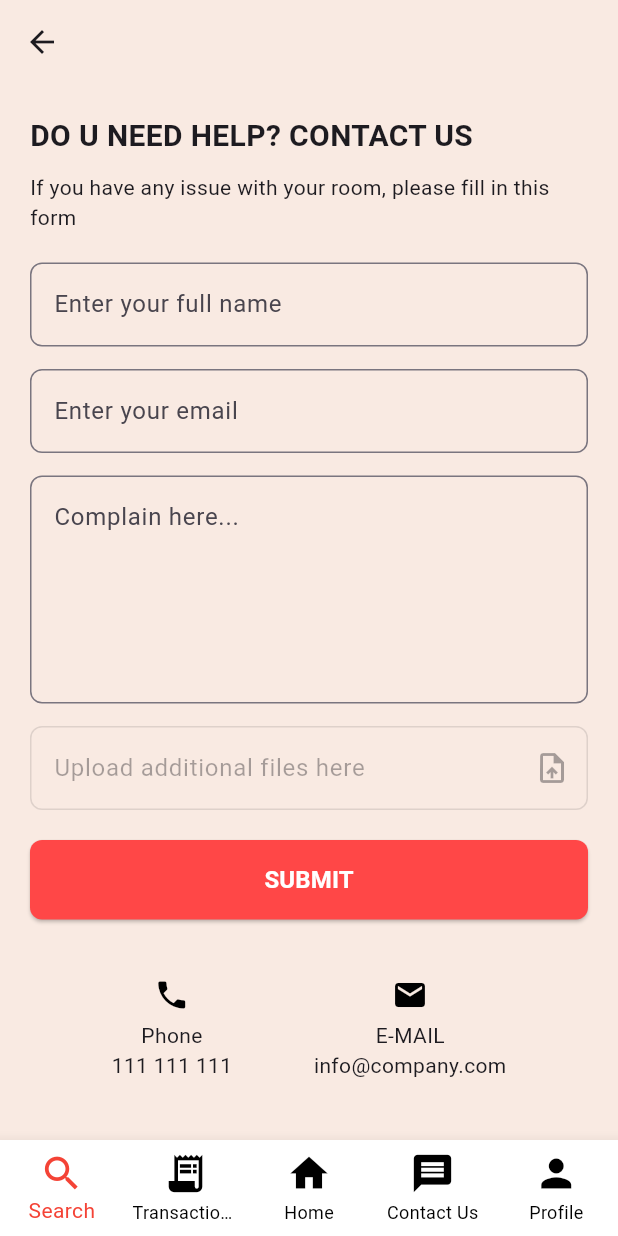
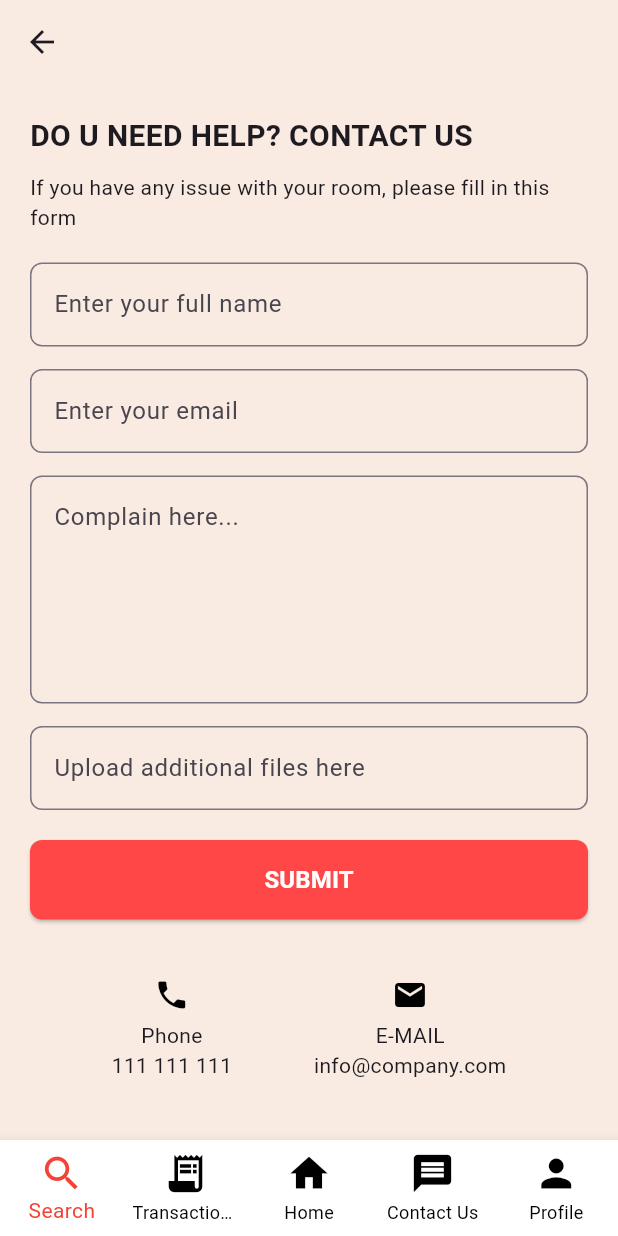
Before and after one commit to nrlfatiihah/OthegoApp, a Flutter app: the HelpContactPage screen opened directly, on a phone screen of 412 x 824 dp. Run offline on Flutter 3.47's test engine with Material 3 defaults, Android fonts, the phone set to English and light mode, and no system bars; missing offline and left inert: mysql1; accounts and stored records are empty.

```diff
--- a/lib/screens/complainpage.dart
+++ b/lib/screens/complainpage.dart
@@ -1,9 +1,9 @@
 import 'package:flutter/material.dart';
 import 'package:flutter/services.dart';
-import 'package:file_picker/file_picker.dart';
 import 'package:othego_project/screens/homepage.dart';
 import 'package:othego_project/screens/profile.dart';
 import 'package:othego_project/screens/successfulcomplain.dart';
+
 
 
 void main() {
@@ -31,7 +31,6 @@ class HelpContactPage extends StatefulWidget {
 
 class _HelpContactPageState extends State<HelpContactPage> {
   int _currentIndex = 0;
-  String? uploadedFileName; // Store the file name
 
   @override
   Widget build(BuildContext context) {
@@ -90,28 +89,16 @@ class _HelpContactPageState extends State<HelpContactPage> {
               ),
             ),
             const SizedBox(height: 15),
-            GestureDetector(
-              onTap: () async {
-                FilePickerResult? result =
-                    await FilePicker.platform.pickFiles(
-                  type: FileType.image, // Allows only image files
-                );
-                if (result != null) {
-                  setState(() {
-                    uploadedFileName = result.files.single.name;
-                  });
-                }
-              },
-              child: TextField(
-                enabled: false, // Disable manual text input
-                decoration: InputDecoration(
-                  hintText: uploadedFileName ?? "Upload additional files here",
-                  border: OutlineInputBorder(
-                    borderRadius: BorderRadius.circular(8.0),
-                  ),
-                  suffixIcon: const Icon(Icons.upload_file),
+            TextField(
+              decoration: InputDecoration(
+                hintText: "Upload additional files here",
+                border: OutlineInputBorder(
+                  borderRadius: BorderRadius.circular(8.0),
                 ),
               ),
+              onTap: () {
+                // Implement file upload functionality here.
+              },
             ),
             const SizedBox(height: 20),
             SizedBox(
@@ -120,9 +107,7 @@ class _HelpContactPageState extends State<HelpContactPage> {
                 onPressed: () {
                   Navigator.pushReplacement(
                     context,
-                    MaterialPageRoute(
-                      builder: (context) => SuccessPage(),
-                    ),
+                    MaterialPageRoute(builder: (context) => SuccessPage()),
                   );
                 },
                 style: ElevatedButton.styleFrom(
@@ -197,8 +182,7 @@ class _HelpContactPageState extends State<HelpContactPage> {
           if (index == 3) {
             Navigator.push(
               context,
-              MaterialPageRoute(
-                  builder: (context) => const HelpContactPageApp()),
+            MaterialPageRoute(builder: (context) => HelpContactPageApp()),
             );
           }
           if (index == 4) {
--- a/pubspec.yaml
+++ b/pubspec.yaml
@@ -30,7 +30,7 @@ environment:
 dependencies:
   flutter:
     sdk: flutter
-    file_picker : ^8.1.7
+   # file_picker : ^8.1.7
 
 
   # The following adds the Cupertino Icons font to your application.
```
